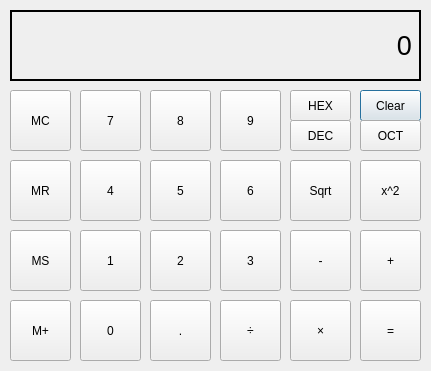
denisdenk/qtcalc, file testDesigner/calc.ui: the form before one commit.
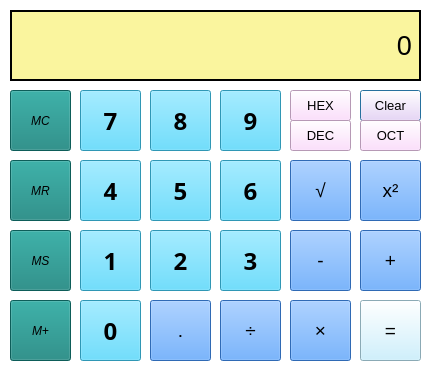
The form after the commit.

Commit message: Add color sch

```diff
--- a/testDesigner/calc.ui
+++ b/testDesigner/calc.ui
@@ -13,6 +13,10 @@
   <property name="windowTitle">
    <string>Dialog</string>
   </property>
+  <property name="styleSheet">
+   <string notr="true">background-color: white;
+</string>
+  </property>
   <widget class="QPushButton" name="clearButton">
    <property name="geometry">
     <rect>
@@ -22,6 +26,14 @@
      <height>31</height>
     </rect>
    </property>
+   <property name="font">
+    <font>
+     <pointsize>10</pointsize>
+    </font>
+   </property>
+   <property name="styleSheet">
+    <string notr="true">background-color: #ffd6fe;</string>
+   </property>
    <property name="text">
     <string>Clear</string>
    </property>
@@ -35,6 +47,14 @@
      <height>31</height>
     </rect>
    </property>
+   <property name="font">
+    <font>
+     <pointsize>10</pointsize>
+    </font>
+   </property>
+   <property name="styleSheet">
+    <string notr="true">background-color: #ffd6fe;</string>
+   </property>
    <property name="text">
     <string>HEX</string>
    </property>
@@ -48,6 +68,14 @@
      <height>31</height>
     </rect>
    </property>
+   <property name="font">
+    <font>
+     <pointsize>10</pointsize>
+    </font>
+   </property>
+   <property name="styleSheet">
+    <string notr="true">background-color: #ffd6fe;</string>
+   </property>
    <property name="text">
     <string>DEC</string>
    </property>
@@ -61,6 +89,14 @@
      <height>31</height>
     </rect>
    </property>
+   <property name="font">
+    <font>
+     <pointsize>10</pointsize>
+    </font>
+   </property>
+   <property name="styleSheet">
+    <string notr="true">background-color: #ffd6fe;</string>
+   </property>
    <property name="text">
     <string>OCT</string>
    </property>
@@ -74,6 +110,14 @@
      <height>61</height>
     </rect>
    </property>
+   <property name="font">
+    <font>
+     <italic>true</italic>
+    </font>
+   </property>
+   <property name="styleSheet">
+    <string notr="true">background-color:  #12827c;</string>
+   </property>
    <property name="text">
     <string>MC</string>
    </property>
@@ -87,6 +131,17 @@
      <height>61</height>
     </rect>
    </property>
+   <property name="font">
+    <font>
+     <family>WenQuanYi Micro Hei</family>
+     <pointsize>18</pointsize>
+     <weight>75</weight>
+     <bold>true</bold>
+    </font>
+   </property>
+   <property name="styleSheet">
+    <string notr="true">background-color:  #42d4fe;</string>
+   </property>
    <property name="text">
     <string>7</string>
    </property>
@@ -100,6 +155,17 @@
      <height>61</height>
     </rect>
    </property>
+   <property name="font">
+    <font>
+     <family>WenQuanYi Micro Hei</family>
+     <pointsize>18</pointsize>
+     <weight>75</weight>
+     <bold>true</bold>
+    </font>
+   </property>
+   <property name="styleSheet">
+    <string notr="true">background-color:  #42d4fe;</string>
+   </property>
    <property name="text">
     <string>8</string>
    </property>
@@ -113,6 +179,17 @@
      <height>61</height>
     </rect>
    </property>
+   <property name="font">
+    <font>
+     <family>WenQuanYi Micro Hei</family>
+     <pointsize>18</pointsize>
+     <weight>75</weight>
+     <bold>true</bold>
+    </font>
+   </property>
+   <property name="styleSheet">
+    <string notr="true">background-color:  #42d4fe;</string>
+   </property>
    <property name="text">
     <string>9</string>
    </property>
@@ -126,6 +203,14 @@
      <height>61</height>
     </rect>
    </property>
+   <property name="font">
+    <font>
+     <pointsize>14</pointsize>
+    </font>
+   </property>
+   <property name="styleSheet">
+    <string notr="true">background-color: #4295fe;</string>
+   </property>
    <property name="text">
     <string>÷</string>
    </property>
@@ -139,8 +224,16 @@
      <height>61</height>
     </rect>
    </property>
+   <property name="font">
+    <font>
+     <pointsize>14</pointsize>
+    </font>
+   </property>
+   <property name="styleSheet">
+    <string notr="true">background-color: #4295fe;</string>
+   </property>
    <property name="text">
-    <string>Sqrt</string>
+    <string>√</string>
    </property>
   </widget>
   <widget class="QPushButton" name="fourButton">
@@ -152,6 +245,17 @@
      <height>61</height>
     </rect>
    </property>
+   <property name="font">
+    <font>
+     <family>WenQuanYi Micro Hei</family>
+     <pointsize>18</pointsize>
+     <weight>75</weight>
+     <bold>true</bold>
+    </font>
+   </property>
+   <property name="styleSheet">
+    <string notr="true">background-color:  #42d4fe;</string>
+   </property>
    <property name="text">
     <string>4</string>
    </property>
@@ -165,8 +269,16 @@
      <height>61</height>
     </rect>
    </property>
+   <property name="font">
+    <font>
+     <pointsize>14</pointsize>
+    </font>
+   </property>
+   <property name="styleSheet">
+    <string notr="true">background-color: #4295fe;</string>
+   </property>
    <property name="text">
-    <string>x^2</string>
+    <string>x²</string>
    </property>
   </widget>
   <widget class="QPushButton" name="fiveButton">
@@ -178,6 +290,17 @@
      <height>61</height>
     </rect>
    </property>
+   <property name="font">
+    <font>
+     <family>WenQuanYi Micro Hei</family>
+     <pointsize>18</pointsize>
+     <weight>75</weight>
+     <bold>true</bold>
+    </font>
+   </property>
+   <property name="styleSheet">
+    <string notr="true">background-color:  #42d4fe;</string>
+   </property>
    <property name="text">
     <string>5</string>
    </property>
@@ -191,6 +314,14 @@
      <height>61</height>
     </rect>
    </property>
+   <property name="font">
+    <font>
+     <italic>true</italic>
+    </font>
+   </property>
+   <property name="styleSheet">
+    <string notr="true">background-color:  #12827c;</string>
+   </property>
    <property name="text">
     <string>MR</string>
    </property>
@@ -204,6 +335,17 @@
      <height>61</height>
     </rect>
    </property>
+   <property name="font">
+    <font>
+     <family>WenQuanYi Micro Hei</family>
+     <pointsize>18</pointsize>
+     <weight>75</weight>
+     <bold>true</bold>
+    </font>
+   </property>
+   <property name="styleSheet">
+    <string notr="true">background-color:  #42d4fe;</string>
+   </property>
    <property name="text">
     <string>6</string>
    </property>
@@ -217,6 +359,14 @@
      <height>61</height>
     </rect>
    </property>
+   <property name="font">
+    <font>
+     <pointsize>14</pointsize>
+    </font>
+   </property>
+   <property name="styleSheet">
+    <string notr="true">background-color: #4295fe;</string>
+   </property>
    <property name="text">
     <string>×</string>
    </property>
@@ -230,6 +380,14 @@
      <height>61</height>
     </rect>
    </property>
+   <property name="font">
+    <font>
+     <italic>true</italic>
+    </font>
+   </property>
+   <property name="styleSheet">
+    <string notr="true">background-color:  #12827c;</string>
+   </property>
    <property name="text">
     <string>M+</string>
    </property>
@@ -243,6 +401,17 @@
      <height>61</height>
     </rect>
    </property>
+   <property name="font">
+    <font>
+     <family>WenQuanYi Micro Hei</family>
+     <pointsize>18</pointsize>
+     <weight>75</weight>
+     <bold>true</bold>
+    </font>
+   </property>
+   <property name="styleSheet">
+    <string notr="true">background-color:  #42d4fe;</string>
+   </property>
    <property name="text">
     <string>1</string>
    </property>
@@ -256,6 +425,14 @@
      <height>61</height>
     </rect>
    </property>
+   <property name="font">
+    <font>
+     <pointsize>14</pointsize>
+    </font>
+   </property>
+   <property name="styleSheet">
+    <string notr="true">background-color: #c2eefe;</string>
+   </property>
    <property name="text">
     <string>=</string>
    </property>
@@ -269,6 +446,17 @@
      <height>61</height>
     </rect>
    </property>
+   <property name="font">
+    <font>
+     <family>WenQuanYi Micro Hei</family>
+     <pointsize>18</pointsize>
+     <weight>75</weight>
+     <bold>true</bold>
+    </font>
+   </property>
+   <property name="styleSheet">
+    <string notr="true">background-color:  #42d4fe;</string>
+   </property>
    <property name="text">
     <string>2</string>
    </property>
@@ -282,6 +470,14 @@
      <height>61</height>
     </rect>
    </property>
+   <property name="font">
+    <font>
+     <italic>true</italic>
+    </font>
+   </property>
+   <property name="styleSheet">
+    <string notr="true">background-color:  #12827c;</string>
+   </property>
    <property name="text">
     <string>MS</string>
    </property>
@@ -295,6 +491,14 @@
      <height>61</height>
     </rect>
    </property>
+   <property name="font">
+    <font>
+     <pointsize>14</pointsize>
+    </font>
+   </property>
+   <property name="styleSheet">
+    <string notr="true">background-color: #4295fe;</string>
+   </property>
    <property name="text">
     <string>.</string>
    </property>
@@ -308,6 +512,14 @@
      <height>61</height>
     </rect>
    </property>
+   <property name="font">
+    <font>
+     <pointsize>14</pointsize>
+    </font>
+   </property>
+   <property name="styleSheet">
+    <string notr="true">background-color: #4295fe;</string>
+   </property>
    <property name="text">
     <string>+</string>
    </property>
@@ -321,6 +533,17 @@
      <height>61</height>
     </rect>
    </property>
+   <property name="font">
+    <font>
+     <family>WenQuanYi Micro Hei</family>
+     <pointsize>18</pointsize>
+     <weight>75</weight>
+     <bold>true</bold>
+    </font>
+   </property>
+   <property name="styleSheet">
+    <string notr="true">background-color:  #42d4fe;</string>
+   </property>
    <property name="text">
     <string>3</string>
    </property>
@@ -334,6 +557,17 @@
      <height>61</height>
     </rect>
    </property>
+   <property name="font">
+    <font>
+     <family>WenQuanYi Micro Hei</family>
+     <pointsize>18</pointsize>
+     <weight>75</weight>
+     <bold>true</bold>
+    </font>
+   </property>
+   <property name="styleSheet">
+    <string notr="true">background-color:  #42d4fe;</string>
+   </property>
    <property name="text">
     <string>0</string>
    </property>
@@ -347,6 +581,14 @@
      <height>61</height>
     </rect>
    </property>
+   <property name="font">
+    <font>
+     <pointsize>14</pointsize>
+    </font>
+   </property>
+   <property name="styleSheet">
+    <string notr="true">background-color: #4295fe;</string>
+   </property>
    <property name="text">
     <string>-</string>
    </property>
@@ -368,6 +610,9 @@
    <property name="layoutDirection">
     <enum>Qt::LeftToRight</enum>
    </property>
+   <property name="styleSheet">
+    <string notr="true">background-color : #faf59e;</string>
+   </property>
    <property name="frameShape">
     <enum>QFrame::Box</enum>
    </property>
```
